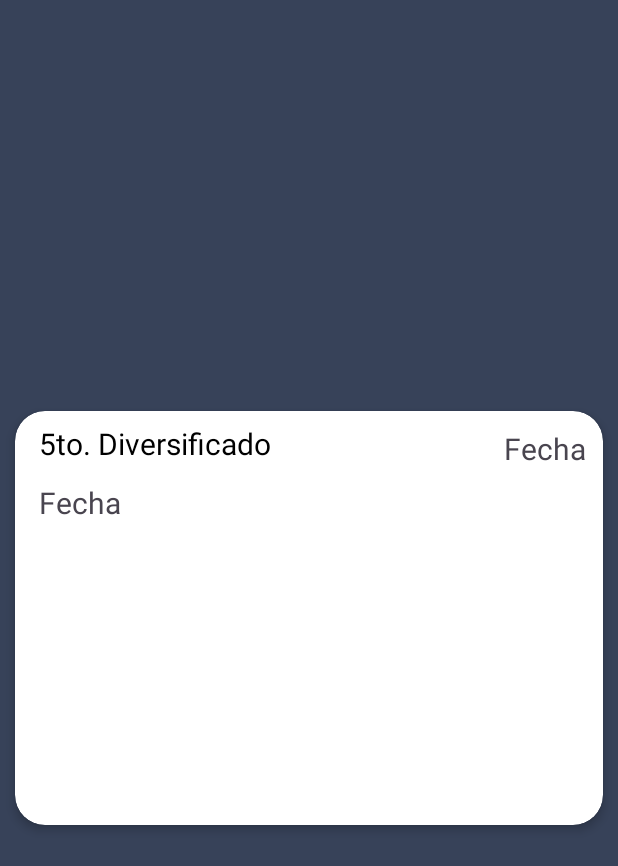
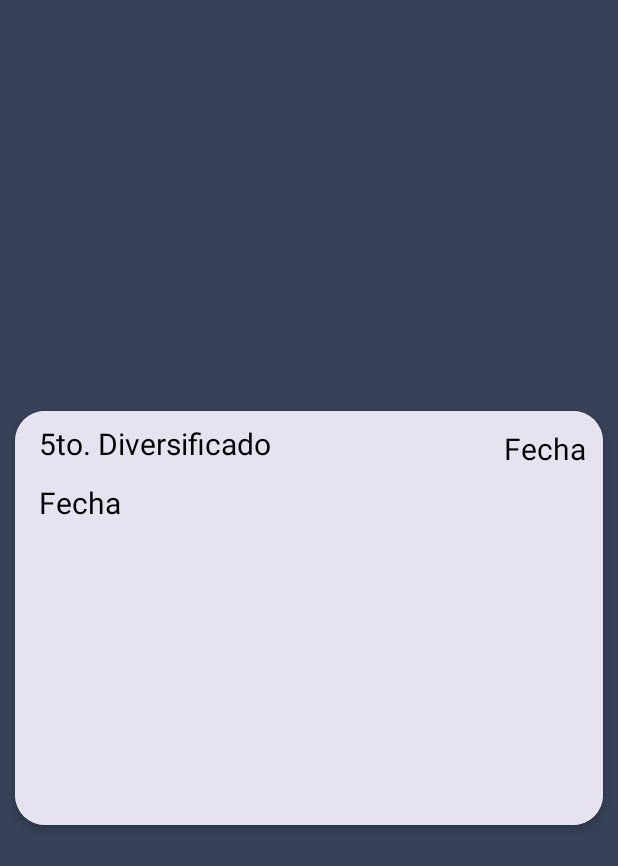
Before and after one commit to paleman2019222/Admin4Teacher, an Android app: the layout activity_actividades.xml on its own in the app's theme, with its tools: preview values and no code run, on a phone screen of 412 x 824 dp. Shown: the top 866 px of the screen. Run offline under Robolectric (Android 15) with nearby library versions, the phone set to English and light mode, and no system bars; network calls fail.

Commit message:
muchos cambios wuuuuuuuu

```diff
--- a/app/src/main/AndroidManifest.xml
+++ b/app/src/main/AndroidManifest.xml
@@ -10,12 +10,13 @@
         android:allowBackup="true"
         android:dataExtractionRules="@xml/data_extraction_rules"
         android:fullBackupContent="@xml/backup_rules"
-        android:icon="@mipmap/ic_launcher"
+        android:icon="@mipmap/profesor"
         android:label="@string/app_name"
         android:roundIcon="@mipmap/ic_launcher_round"
         android:supportsRtl="true"
         android:theme="@style/Theme.Admin4Teacher"
         android:usesCleartextTraffic="true"
+        android:screenOrientation="portrait"
         tools:targetApi="31">
         <activity
             android:name=".Actividades"
--- a/app/src/main/java/com/example/admin4teacher/Estudiantes.java
+++ b/app/src/main/java/com/example/admin4teacher/Estudiantes.java
@@ -168,7 +168,7 @@ public class Estudiantes extends AppCompatActivity implements StudentsConsulta.Q
 
     @Override
     public void onDeleteSucces(List<Students> elements, Context contexto) {
-                Toast.makeText(this, "Eliminado correctamente", Toast.LENGTH_SHORT).show();
+                Toast.makeText(getApplicationContext(), "Eliminado correctamente", Toast.LENGTH_SHORT).show();
     }
 
     @Override
--- a/app/src/main/java/com/example/admin4teacher/ListaActividades.java
+++ b/app/src/main/java/com/example/admin4teacher/ListaActividades.java
@@ -69,11 +69,11 @@ public class ListaActividades extends AppCompatActivity implements
 
 
 
-        View dialogView = getLayoutInflater().inflate(R.layout.dialog_add_activities, null);
+
         add_activity.setOnClickListener(new View.OnClickListener() {
             @Override
             public void onClick(View view) {
-
+                View dialogView = getLayoutInflater().inflate(R.layout.dialog_add_activities, null);
 
                 EditText dialogEditTextName = dialogView.findViewById(R.id.editTextName);
                 EditText dialogEditTextLastName = dialogView.findViewById(R.id.editTextLastName);
--- a/app/src/main/java/com/example/admin4teacher/adapter/AdaptadorActividadesbyCourse.java
+++ b/app/src/main/java/com/example/admin4teacher/adapter/AdaptadorActividadesbyCourse.java
@@ -67,7 +67,7 @@ public class AdaptadorActividadesbyCourse extends RecyclerView.Adapter<Adaptador
             public void onClick(View view) {
                 AlertDialog.Builder alerta = new AlertDialog.Builder(context);
                 alerta.setTitle("Confirmacion");
-                alerta.setMessage("Esta seguro que desea Eliminar: " + tarea.getCourseName());
+                alerta.setMessage("Esta seguro que desea Eliminar: " + tarea.getTitle());
                 alerta.setCancelable(false);
                 alerta.setPositiveButton("Confirmar", new DialogInterface.OnClickListener() {
                     @Override
--- a/app/src/main/java/persistencia/Activities_Consulta.java
+++ b/app/src/main/java/persistencia/Activities_Consulta.java
@@ -68,7 +68,7 @@ public class Activities_Consulta implements Response.Listener<JSONObject>, Respo
     public void delete_activity(String idActivity,String idCourse, RequestQueue rq, Context ctx){
         try {
             String ip = "http://4teacher.atspace.tv";
-            String url = ip + "/delete_activity.php?idActivity="+idActivity+"idCourse="+idCourse;
+            String url = ip + "/delete_activity.php?idActivity="+idActivity+"&idCourse="+idCourse;
             //String url = "delete_activity.php?idActivity="+idActivity+"idCourse="+idCourse";
             JsonRequest<JSONObject> jrq;
             jrq = new JsonObjectRequest(Request.Method.GET, url, null, this, this);
--- a/app/src/main/res/layout/activity_actividades.xml
+++ b/app/src/main/res/layout/activity_actividades.xml
@@ -16,7 +16,8 @@
         android:layout_height="300dp"
         app:cardCornerRadius="20dp"
         app:cardElevation="4dp"
-        app:cardUseCompatPadding="true">
+        app:cardUseCompatPadding="true"
+        android:background="#E6E2EF">
 
 
         <RelativeLayout
@@ -25,7 +26,8 @@
             android:layout_height="wrap_content"
             android:animateLayoutChanges="true"
             android:padding="6dp"
-            tools:ignore="UselessParent">
+            tools:ignore="UselessParent"
+            android:background="#E6E2EF">
 
 
             <LinearLayout
@@ -45,7 +47,8 @@
                     android:layout_marginBottom="2dp"
                     android:text="@string/Grado5"
                     android:textColor="#000000"
-                    android:textSize="20sp" />
+                    android:textSize="20sp"
+                    />
 
 
             </LinearLayout>
@@ -58,17 +61,19 @@
                 android:layout_marginTop="5dp"
                 android:layout_marginEnd="5dp"
                 android:text="@string/Fecha"
-                android:textSize="20sp" />
+                android:textSize="20sp"
+                android:textColor="#000000"/>
             <TextView
                 android:id="@+id/txt_descripcion_2"
                 android:layout_width="match_parent"
-                android:layout_height="wrap_content"
+                android:layout_height="match_parent"
                 android:layout_below="@+id/layout_datos_actividad"
                 android:layout_marginTop="10dp"
                 android:layout_marginEnd="10dp"
                 android:layout_marginStart="10dp"
                 android:text="@string/Fecha"
-                android:textSize="20sp" />
+                android:textSize="20sp"
+                android:textColor="#000000"/>
 
         </RelativeLayout>
     </androidx.cardview.widget.CardView>
--- a/app/src/main/res/layout/tarjeta_actividad.xml
+++ b/app/src/main/res/layout/tarjeta_actividad.xml
@@ -7,7 +7,8 @@
     android:layout_height="100dp"
     app:cardCornerRadius="20dp"
     app:cardElevation="4dp"
-    app:cardUseCompatPadding="true">
+    app:cardUseCompatPadding="true"
+    android:background="#A29CAC">
 
 
     <RelativeLayout
@@ -16,7 +17,8 @@
         android:layout_height="wrap_content"
         android:padding="6dp"
         tools:ignore="UselessParent"
-        android:animateLayoutChanges="true">
+        android:animateLayoutChanges="true"
+        android:background="#E6E2EF">
 
 
         <LinearLayout
```
Also changed, not shown: app/src/main/res/layout/activity_lista_actividades.xml (+10 -1 lines), app/src/main/res/layout/activity_main.xml (+1 -6 lines), app/src/main/res/layout/activity_register_view.xml (+1 -6 lines), app/src/main/res/layout/tarjeta_actividades_by_course.xml (+8 -4 lines), app/src/main/res/mipmap-hdpi/profesor.png (added).
